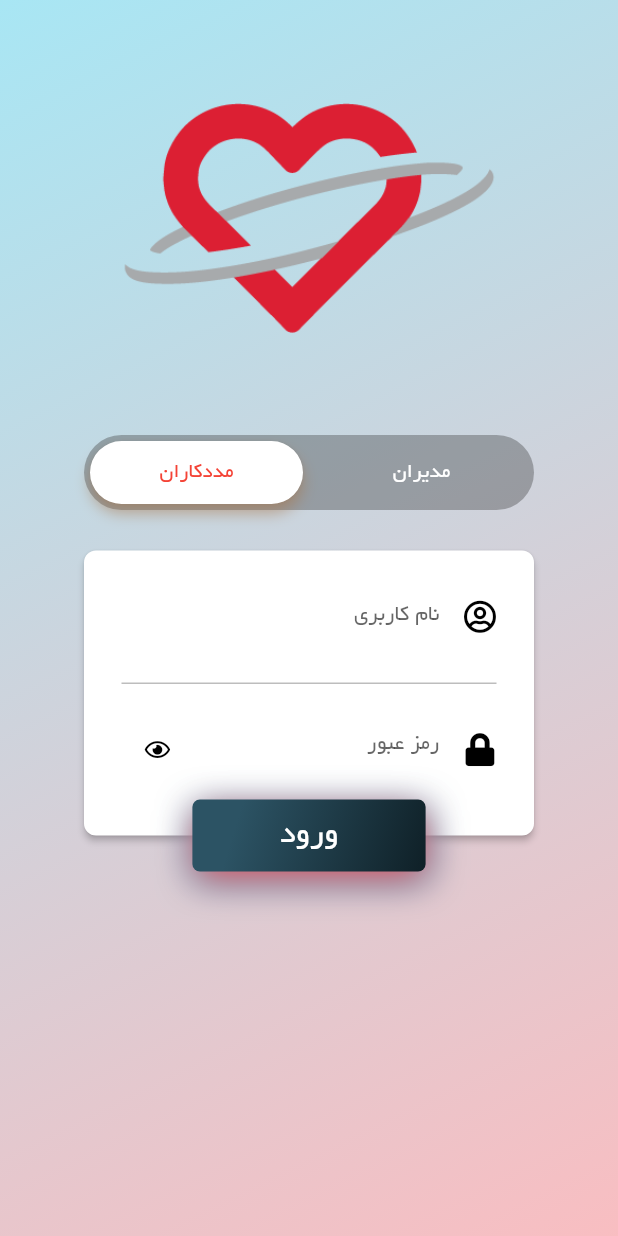
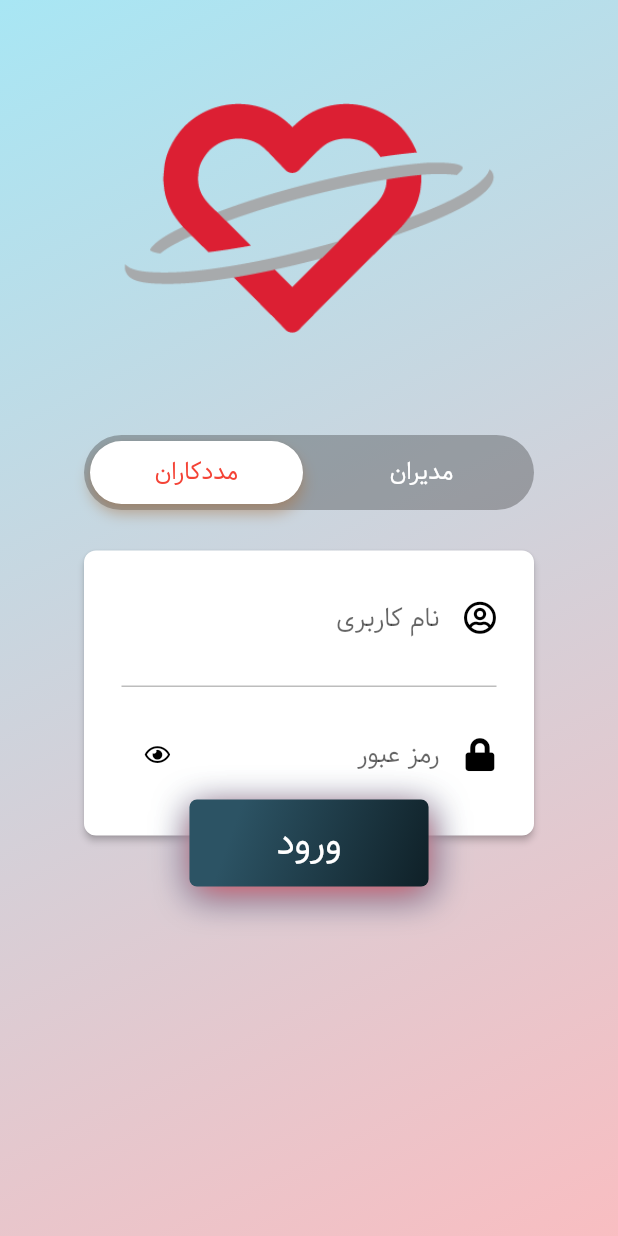
Before and after one commit to mohseni1983/sharif_shifts_web32, a Flutter app: the screen it shows after launch, on a phone screen of 412 x 824 dp. Run offline on Flutter 3.47's test engine with Material 2 defaults, Android fonts, the phone set to English and light mode, and no system bars; our stand-ins replace flutter_spinbox, font_awesome_flutter; missing offline and left inert: jalali_calendar, persian_date, persian_datetime_picker, slide_popup_dialog.

Commit message:
Release Ver 1.02

```diff
--- a/lib/AdminPages/addJobSchedule.dart
+++ b/lib/AdminPages/addJobSchedule.dart
@@ -1,5 +1,6 @@
 import 'dart:async';
 import 'dart:convert';
+import 'package:sharif_shifts/classes/globalVars.dart';
 
 import 'package:flutter/cupertino.dart';
 import 'package:flutter/material.dart';
@@ -33,7 +34,7 @@ class _addScheduleEventState extends State<addScheduleEvent> {
   //دریافت دیتای مربوط به شیفت ها
   Future<JobShifts> GetShiftData(String date) async {
     var result = await http.get(
-        'http://188.0.240.6:8021/api/Job/GetTodyJobSchedule?now=' +
+        '${globalVars.s_url}api/Job/GetTodyJobSchedule?now=' +
             date);
     if (result.statusCode == 200 && json.decode(result.body) != null) {
       var jsonresult = json.decode(result.body);
@@ -147,7 +148,7 @@ class _addScheduleEventState extends State<addScheduleEvent> {
     var bodyJson = jsonEncode(body);
     //debugPrint('============================================');
    // debugPrint(bodyJson.toString());
-    var result = await http.post('http://188.0.240.6:8021/api/Job/AddSchedule',
+    var result = await http.post('${globalVars.s_url}api/Job/AddSchedule',
         body: bodyJson,
         headers: {
           "accept": "application/json",
--- a/lib/classes/globalVars.dart
+++ b/lib/classes/globalVars.dart
@@ -2,4 +2,5 @@ class globalVars{
   static String token;
   static String MadadkarName;
   static int MadadkarId;
+  static String s_url='https://servapi.sharifngo.com/';
 }
--- a/lib/login/login.dart
+++ b/lib/login/login.dart
@@ -54,7 +54,7 @@ class _LoginPageState extends State<LoginPage>
     });
     String username = loginEmailController.text;
     String password = loginPasswordController.text;
-    var result = await http.post('http://188.0.240.6:8021/' + 'token',
+    var result = await http.post('${globalVars.s_url}' + 'token',
         body: {
           'grant_type': 'password',
           'username': username,
@@ -112,7 +112,7 @@ class _LoginPageState extends State<LoginPage>
   }
 
   Future<void> getMadadkarInfo() async{
-    var response=await http.post('http://188.0.240.6:8021/api/Madadkar/GetMadadkarInfo',
+    var response=await http.post('${globalVars.s_url}api/Madadkar/GetMadadkarInfo',
     headers: {
       'Content-type': 'application/json',
       'Accept': 'application/json',
@@ -131,7 +131,9 @@ class _LoginPageState extends State<LoginPage>
 
   @override
   Widget build(BuildContext context) {
-    return new Directionality(textDirection: TextDirection.rtl,
+    return WillPopScope(
+      onWillPop: (){},
+      child:       new Directionality(textDirection: TextDirection.rtl,
           child:       new Scaffold(
             key: _scaffoldKey,
             body: NotificationListener<OverscrollIndicatorNotification>(
@@ -233,6 +235,8 @@ class _LoginPageState extends State<LoginPage>
               ),
             ),
           )
+      )
+      ,
     );
   }
 
@@ -271,7 +275,7 @@ class _LoginPageState extends State<LoginPage>
         style: TextStyle(
             color: Colors.white,
             fontSize: 16.0,
-            fontFamily: "Yekan"),
+            fontFamily: "Samim"),
       ),
       backgroundColor: Colors.blue,
       duration: Duration(seconds: 3),
@@ -301,7 +305,7 @@ class _LoginPageState extends State<LoginPage>
                   style: TextStyle(
                       color: left,
                       fontSize: 16.0,
-                      fontFamily: "Yekan"),
+                      fontFamily: "Samim"),
                 ),
               ),
             ),
@@ -316,7 +320,7 @@ class _LoginPageState extends State<LoginPage>
                   style: TextStyle(
                       color: right,
                       fontSize: 16.0,
-                      fontFamily: "Yekan"),
+                      fontFamily: "Samim"),
                 ),
               ),
             ),
@@ -354,7 +358,7 @@ class _LoginPageState extends State<LoginPage>
                           controller: loginEmailController,
                           keyboardType: TextInputType.emailAddress,
                           style: TextStyle(
-                              fontFamily: "Yekan",
+                              fontFamily: "Samim",
                               fontSize: 16.0,
                               color: Colors.black),
                           decoration: InputDecoration(
@@ -366,7 +370,7 @@ class _LoginPageState extends State<LoginPage>
                             ),
                             hintText: "نام کاربری",
                             hintStyle: TextStyle(
-                                fontFamily: "Yekan", fontSize: 17.0),
+                                fontFamily: "Samim", fontSize: 17.0),
                           ),
                         ),
                       ),
@@ -383,7 +387,7 @@ class _LoginPageState extends State<LoginPage>
                           controller: loginPasswordController,
                           obscureText: _obscureTextLogin,
                           style: TextStyle(
-                              fontFamily: "Yekan",
+                              fontFamily: "Samim",
                               fontSize: 16.0,
                               color: Colors.black),
                           decoration: InputDecoration(
@@ -395,7 +399,7 @@ class _LoginPageState extends State<LoginPage>
                             ),
                             hintText: "رمز عبور",
                             hintStyle: TextStyle(
-                                fontFamily: "Yekan", fontSize: 17.0),
+                                fontFamily: "Samim", fontSize: 17.0),
                             suffixIcon: GestureDetector(
                               onTap: _toggleLogin,
                               child: Icon(
@@ -452,7 +456,7 @@ class _LoginPageState extends State<LoginPage>
                         style: TextStyle(
                             color: Colors.white,
                             fontSize: 25.0,
-                            fontFamily: "Yekan"),
+                            fontFamily: "Samim"),
                       ),
                     ),
                     onPressed: () =>
@@ -472,7 +476,7 @@ class _LoginPageState extends State<LoginPage>
                       decoration: TextDecoration.underline,
                       color: Colors.white,
                       fontSize: 16.0,
-                      fontFamily: "Yekan"),
+                      fontFamily: "Samim"),
                 )),
           ),
 */
@@ -549,7 +553,7 @@ class _LoginPageState extends State<LoginPage>
                           controller: adminUserController,
                           keyboardType: TextInputType.emailAddress,
                           style: TextStyle(
-                              fontFamily: "Yekan",
+                              fontFamily: "Samim",
                               fontSize: 16.0,
                               color: Colors.black),
                           decoration: InputDecoration(
@@ -560,7 +564,7 @@ class _LoginPageState extends State<LoginPage>
                             ),
                             hintText: "ایمیل",
                             hintStyle: TextStyle(
-                                fontFamily: "Yekan", fontSize: 16.0),
+                                fontFamily: "Samim", fontSize: 16.0),
                           ),
                         ),
                       ),
@@ -577,7 +581,7 @@ class _LoginPageState extends State<LoginPage>
                           controller: adminPasswordController,
                           obscureText: _obscureTextSignup,
                           style: TextStyle(
-                              fontFamily: "Yekan",
+                              fontFamily: "Samim",
                               fontSize: 16.0,
                               color: Colors.black),
                           decoration: InputDecoration(
@@ -588,7 +592,7 @@ class _LoginPageState extends State<LoginPage>
                             ),
                             hintText: "رمز عبور",
                             hintStyle: TextStyle(
-                                fontFamily: "Yekan", fontSize: 16.0),
+                                fontFamily: "Samim", fontSize: 16.0),
                             suffixIcon: GestureDetector(
                               onTap: _toggleSignup,
                               child: Icon(
@@ -644,7 +648,7 @@ class _LoginPageState extends State<LoginPage>
                         style: TextStyle(
                             color: Colors.white,
                             fontSize: 25.0,
-                            fontFamily: "Yekan"),
+                            fontFamily: "Samim"),
                       ),
                     ),
                     onPressed: () =>
--- a/lib/main.dart
+++ b/lib/main.dart
@@ -24,7 +24,7 @@ class MyApp extends StatelessWidget {
         // Notice that the counter didn't reset back to zero; the application
         // is not restarted.
         primarySwatch: Colors.red,
-        fontFamily: 'Yekan',
+        fontFamily: 'Samim',
         // This makes the visual density adapt to the platform that you run
         // the app on. For desktop platforms, the controls will be smaller and
         // closer together (more dense) than on mobile platforms.
--- a/lib/ui/CustomWidgets.dart
+++ b/lib/ui/CustomWidgets.dart
@@ -16,6 +16,7 @@ class gridIcon extends StatelessWidget{
       new Container(
         height: 110,
         width: 110,
+        //padding: EdgeInsets.all(125),
         margin: EdgeInsets.all(10),
         child:  Container(
           decoration: BoxDecoration(
@@ -65,7 +66,7 @@ class gridIcon extends StatelessWidget{
                           //height: 43,
                           alignment: Alignment.center,
                           width: double.infinity,
-                          child: Text(label,style: TextStyle(color: Colors.white,fontWeight: FontWeight.w900),),
+                          child: Text(label,style: TextStyle(color: Colors.white),textScaleFactor:MediaQuery.of(context).size.height >= 775.0? 1.1:0.8,),
                         ),
                       )
                     ],
--- a/pubspec.yaml
+++ b/pubspec.yaml
@@ -15,7 +15,7 @@ publish_to: 'none' # Remove this line if you wish to publish to pub.dev
 # In iOS, build-name is used as CFBundleShortVersionString while build-number used as CFBundleVersion.
 # Read more about iOS versioning at
 # https://developer.apple.com/library/archive/documentation/General/Reference/InfoPlistKeyReference/Articles/CoreFoundationKeys.html
-version: 1.0.0+1
+version: 1.0.0+2
 
 environment:
   sdk: ">=2.7.0 <3.0.0"
@@ -87,6 +87,9 @@ flutter:
     - family: Yekan
       fonts:
         - asset: assets/fonts/Yekan.ttf
+    - family: Samim
+      fonts:
+        - asset: assets/fonts/Samim-FD.ttf
 
   # For details regarding fonts from package dependencies,
   # see https://flutter.dev/custom-fonts/#from-packages
```
Also changed, not shown: lib/AdminPages/adminMainPage.dart (+14 -2 lines), lib/AdminPages/listOfDay.dart (+17 -6 lines), lib/UserPages/reserveShift.dart (+32 -4 lines), lib/UserPages/userMainPage.dart (+13 -7 lines), assets/fonts/Samim-FD.ttf (added). Lines whose indentation alone changed are shown as unchanged.
